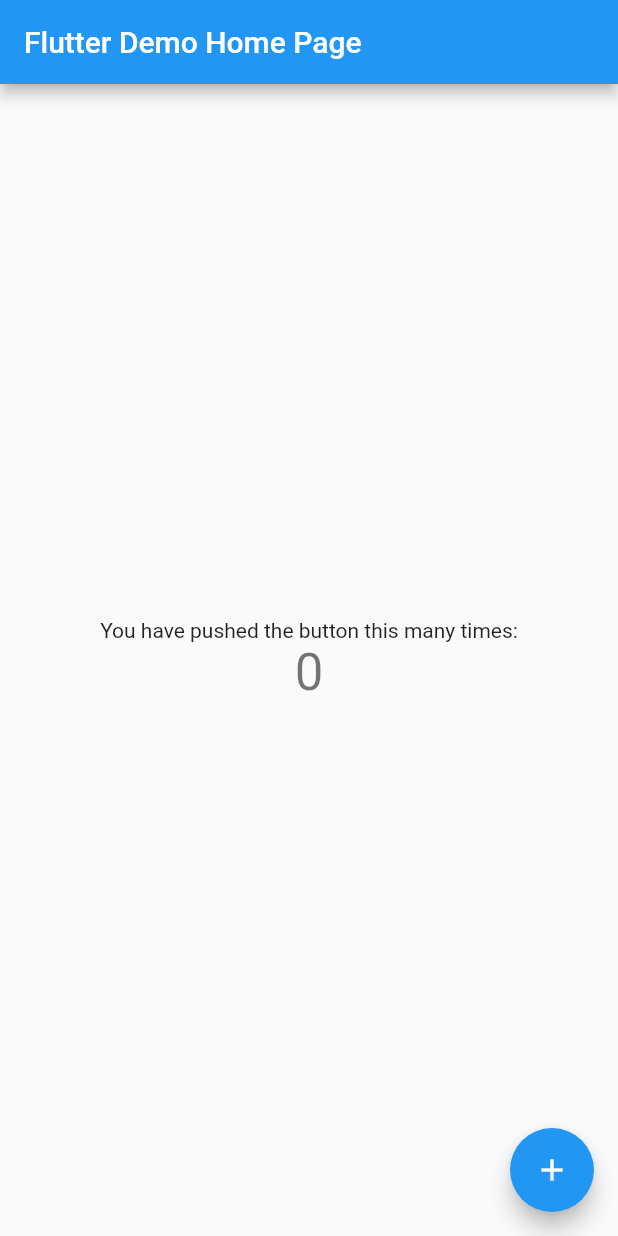
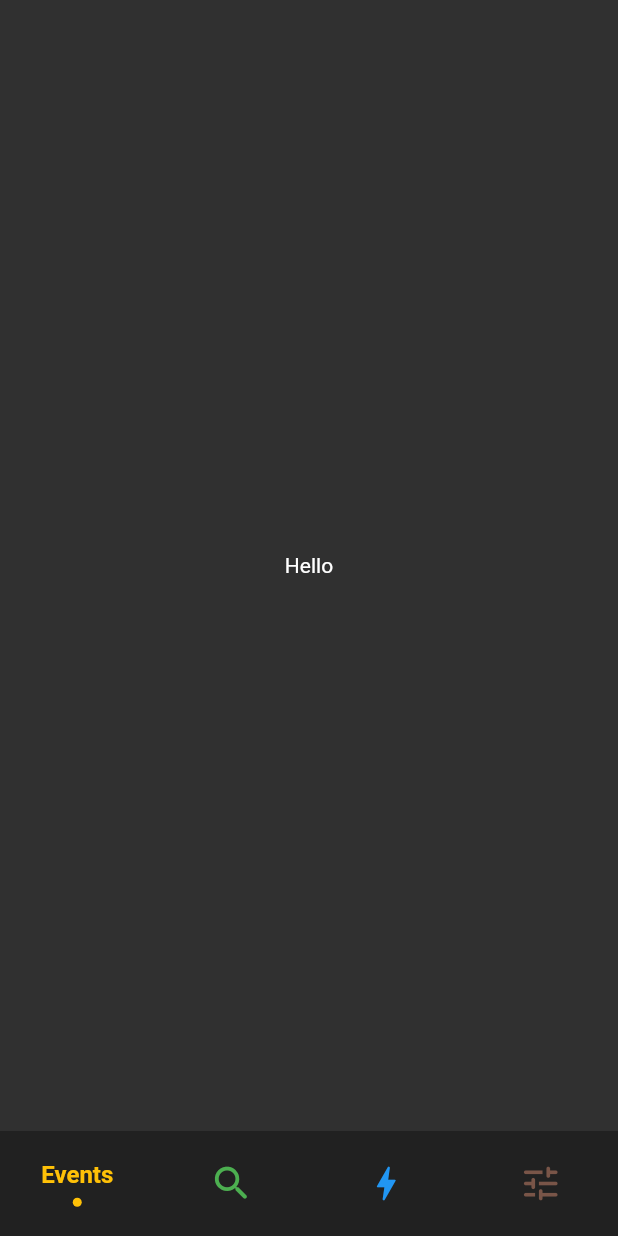
Before and after one commit to samblize-pk7/flutter_uikit_true_power, a Flutter app: the screen it shows after launch, on a phone screen of 412 x 824 dp. Run offline on Flutter 3.47's test engine with Material 2 defaults, Android fonts, the phone set to English and light mode, and no system bars; drawn by our look-alikes of sliding_clipped_nav_bar; our stand-ins replace get.

Commit message:
Update package

```diff
--- a/analysis_options.yaml
+++ b/analysis_options.yaml
@@ -23,7 +23,7 @@ linter:
   # producing the lint.
   rules:
     # avoid_print: false  # Uncomment to disable the `avoid_print` rule
-    # prefer_single_quotes: true  # Uncomment to enable the `prefer_single_quotes` rule
-
+    prefer_single_quotes: true  # Uncomment to enable the `prefer_single_quotes` rule
+    prefer_const_constructors: false
 # Additional information about this file can be found at
 # https://dart.dev/guides/language/analysis-options
--- /dev/null
+++ b/lib/Routes/routes.dart
@@ -0,0 +1,16 @@
+import 'package:flutter_uikit_true_power/main.dart';
+import 'package:get/get_navigation/get_navigation.dart';
+
+
+List<GetPage<dynamic>>? getRoutes = [
+  GetPage(name: RoutesName.home, page: () => HomeView()),
+  GetPage(name: RoutesName.firstApp, page: () => SeApp()),
+  GetPage(name: RoutesName.secondApp , page: () => SeApp(), transition: Transition.zoom),
+];
+
+class RoutesName {
+  RoutesName._();
+  static const String home = '/';
+  static const String firstApp = '/second';
+  static const String secondApp = '/tho';
+}
--- a/lib/main.dart
+++ b/lib/main.dart
@@ -1,4 +1,7 @@
 import 'package:flutter/material.dart';
+import 'package:flutter_uikit_true_power/Routes/routes.dart';
+import 'package:get/get.dart';
+import 'package:sliding_clipped_nav_bar/sliding_clipped_nav_bar.dart';
 
 void main() {
   runApp(const MyApp());
@@ -10,106 +13,129 @@ class MyApp extends StatelessWidget {
   // This widget is the root of your application.
   @override
   Widget build(BuildContext context) {
-    return MaterialApp(
-      title: 'Flutter Demo',
-      theme: ThemeData(
-        // This is the theme of your application.
-        //
-        // Try running your application with "flutter run". You'll see the
-        // application has a blue toolbar. Then, without quitting the app, try
-        // changing the primarySwatch below to Colors.green and then invoke
-        // "hot reload" (press "r" in the console where you ran "flutter run",
-        // or simply save your changes to "hot reload" in a Flutter IDE).
-        // Notice that the counter didn't reset back to zero; the application
-        // is not restarted.
-        primarySwatch: Colors.blue,
-      ),
-      home: const MyHomePage(title: 'Flutter Demo Home Page'),
+    return GetMaterialApp(
+      debugShowCheckedModeBanner: false,
+      title: 'Flutter true power',
+      theme: ThemeData.dark(),
+      initialRoute: '/',
+      getPages: getRoutes,
     );
   }
 }
 
-class MyHomePage extends StatefulWidget {
-  const MyHomePage({Key? key, required this.title}) : super(key: key);
 
-  // This widget is the home page of your application. It is stateful, meaning
-  // that it has a State object (defined below) that contains fields that affect
-  // how it looks.
 
-  // This class is the configuration for the state. It holds the values (in this
-  // case the title) provided by the parent (in this case the App widget) and
-  // used by the build method of the State. Fields in a Widget subclass are
-  // always marked "final".
-
-  final String title;
+class HomeView extends StatefulWidget {
+  const HomeView({Key? key}) : super(key: key);
 
   @override
-  State<MyHomePage> createState() => _MyHomePageState();
+  State<HomeView> createState() => _HomeViewState();
 }
 
-class _MyHomePageState extends State<MyHomePage> {
-  int _counter = 0;
+class _HomeViewState extends State<HomeView> {
+  int _selectedIndex = 0;
+  late PageController _pageController =
+      PageController(initialPage: _selectedIndex);
+  @override
+  Widget build(BuildContext context) {
+    return Scaffold(
+      bottomNavigationBar: SlidingClippedNavBar.colorful(
+        backgroundColor: Colors.grey[900]!,
+        onButtonPressed: (index) {
+          setState(() {
+            _selectedIndex = index;
+          });
+          _pageController.animateToPage(_selectedIndex,
+              duration: const Duration(milliseconds: 400),
+              curve: Curves.easeOutQuad);
+        },
+        iconSize: 30,
+        selectedIndex: _selectedIndex,
+        barItems: [
+          BarItem(
+            icon: Icons.event,
+            title: 'Events',
+            activeColor: Colors.amber,
+            inactiveColor: Colors.red,
+          ),
+          BarItem(
+            icon: Icons.search_rounded,
+            title: 'Search',
+            activeColor: Colors.red,
+            inactiveColor: Colors.green,
+          ),
+          BarItem(
+            icon: Icons.bolt_rounded,
+            title: 'Energy',
+            activeColor: Colors.green,
+            inactiveColor: Colors.blue,
+          ),
+          BarItem(
+            icon: Icons.tune_rounded,
+            title: 'Settings',
+            activeColor: Colors.purple,
+            inactiveColor: Colors.brown,
+          ),
+        ],
+      ),
+      body: PageView(
+        controller: _pageController,
+        physics: NeverScrollableScrollPhysics(),
+        children: [
+          Center(
+            child: GestureDetector(
+                onTap: () {
+                  Get.to(() => SeApp());
+                },
+                child: GestureDetector(
+                    onTap: () {
+                      Get.to(SeApp(title: 'lovely'),
+                          duration: Duration(milliseconds: 200),
+                          routeName: 'as',
+                          transition: Transition.fadeIn);
+                    },
+                    child: Text('Hello'))),
+          ),
+          Center(
+            child: GestureDetector(
+                onTap: () {
+                  Get.to(() => SeApp());
+                },
+                child: Text('profile')),
+          ),
+          Center(
+            child: GestureDetector(
+                onTap: () {
+                  Get.to(() => SeApp());
+                },
+                child: Text('baby')),
+          ),
+          Center(
+            child: GestureDetector(
+                onTap: () {
+                  Get.to(() => SeApp());
+                },
+                child: Text('setting')),
+          ),
+        ],
+      ),
+    );
+  }
+}
 
-  void _incrementCounter() {
-    setState(() {
-      // This call to setState tells the Flutter framework that something has
-      // changed in this State, which causes it to rerun the build method below
-      // so that the display can reflect the updated values. If we changed
-      // _counter without calling setState(), then the build method would not be
-      // called again, and so nothing would appear to happen.
-      _counter++;
-    });
-  }
+class SeApp extends StatelessWidget {
+  final String title;
+  const SeApp({Key? key, this.title = 'null'}) : super(key: key);
 
   @override
   Widget build(BuildContext context) {
-    // This method is rerun every time setState is called, for instance as done
-    // by the _incrementCounter method above.
-    //
-    // The Flutter framework has been optimized to make rerunning build methods
-    // fast, so that you can just rebuild anything that needs updating rather
-    // than having to individually change instances of widgets.
-    return Scaffold(
-      appBar: AppBar(
-        // Here we take the value from the MyHomePage object that was created by
-        // the App.build method, and use it to set our appbar title.
-        title: Text(widget.title),
-      ),
-      body: Center(
-        // Center is a layout widget. It takes a single child and positions it
-        // in the middle of the parent.
-        child: Column(
-          // Column is also a layout widget. It takes a list of children and
-          // arranges them vertically. By default, it sizes itself to fit its
-          // children horizontally, and tries to be as tall as its parent.
-          //
-          // Invoke "debug painting" (press "p" in the console, choose the
-          // "Toggle Debug Paint" action from the Flutter Inspector in Android
-          // Studio, or the "Toggle Debug Paint" command in Visual Studio Code)
-          // to see the wireframe for each widget.
-          //
-          // Column has various properties to control how it sizes itself and
-          // how it positions its children. Here we use mainAxisAlignment to
-          // center the children vertically; the main axis here is the vertical
-          // axis because Columns are vertical (the cross axis would be
-          // horizontal).
-          mainAxisAlignment: MainAxisAlignment.center,
-          children: <Widget>[
-            const Text(
-              'You have pushed the button this many times:',
-            ),
-            Text(
-              '$_counter',
-              style: Theme.of(context).textTheme.headline4,
-            ),
-          ],
-        ),
-      ),
-      floatingActionButton: FloatingActionButton(
-        onPressed: _incrementCounter,
-        tooltip: 'Increment',
-        child: const Icon(Icons.add),
-      ), // This trailing comma makes auto-formatting nicer for build methods.
-    );
+    return Theme(
+        data: ThemeData.light(),
+        child: Scaffold(
+          appBar: AppBar(
+            title: Text(title),
+          ),
+          body: Center(child: Text('Hello')),
+        ));
   }
 }
```
Also changed, not shown: pubspec.yaml (+49 -62 lines), pubspec.lock, 1 other file.
